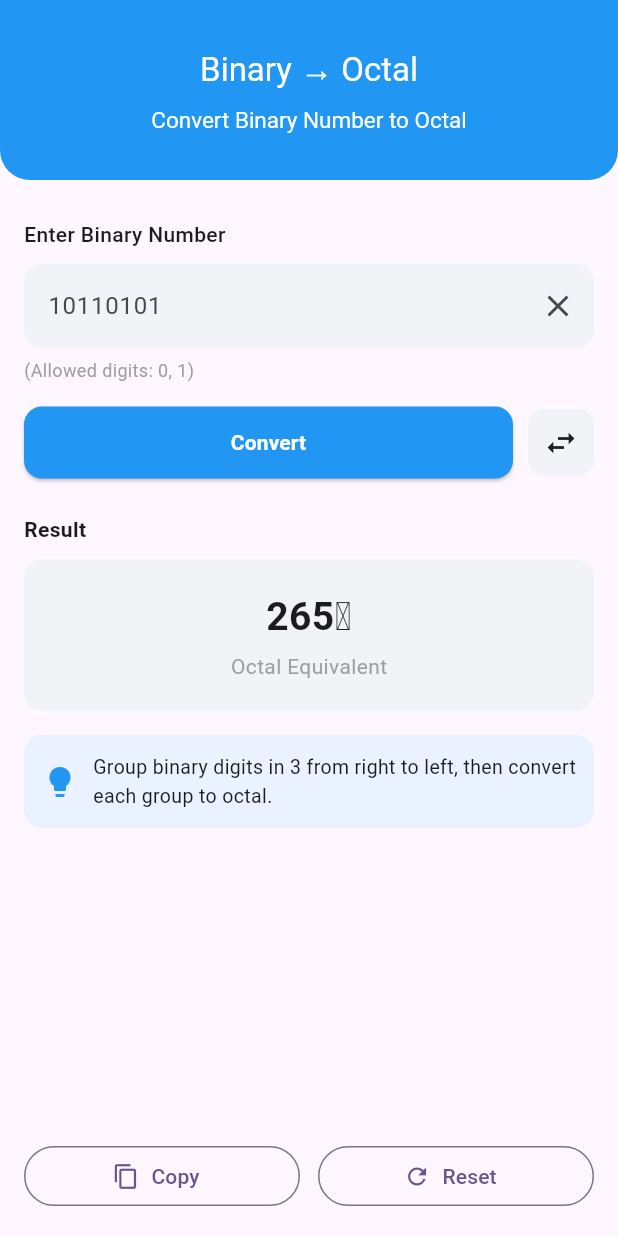
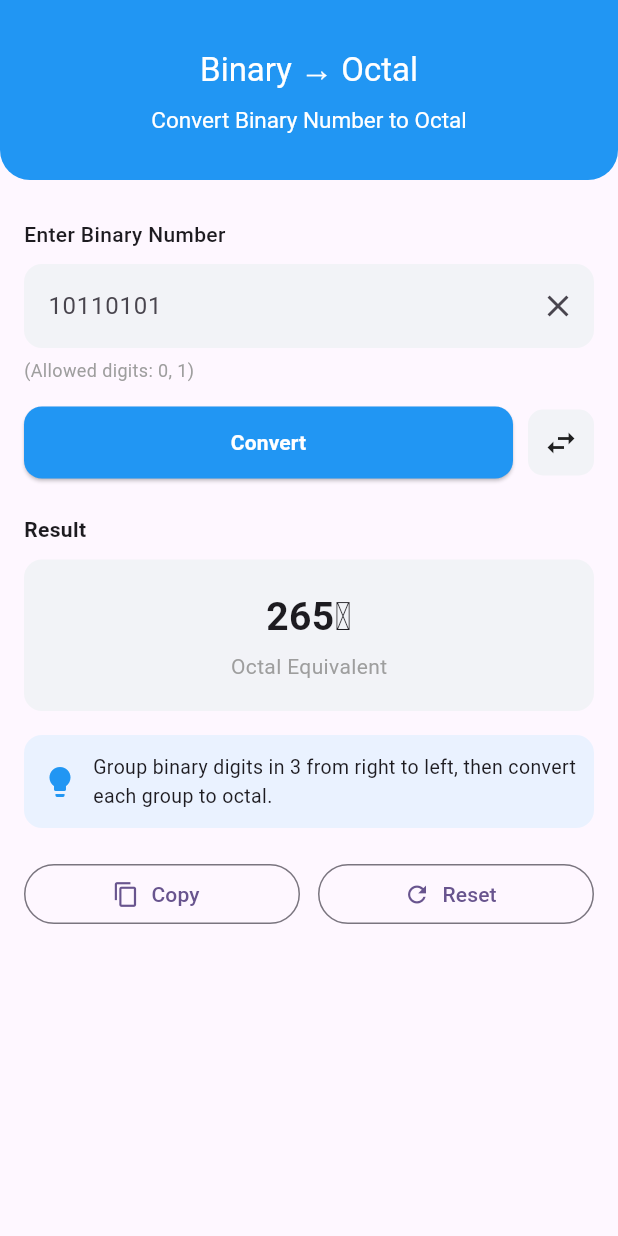
Before and after one commit to sakib2107/Number_System_App, a Flutter app: the BinaryToOctalScreen screen opened directly, on a phone screen of 412 x 824 dp. Run offline on Flutter 3.47's test engine with Material 3 defaults, Android fonts, the phone set to English and light mode, and no system bars.

Commit message:
first commit

```diff
--- a/lib/binary_to_octal.dart
+++ b/lib/binary_to_octal.dart
@@ -32,7 +32,8 @@ class BinaryToOctalScreen extends StatelessWidget {
         ),
       ),
 
-      body: Padding(
+      body: Expanded(
+        child: Padding(
           padding: const EdgeInsets.all(16),
           child: Column(
             crossAxisAlignment: CrossAxisAlignment.start,
@@ -169,7 +170,7 @@ class BinaryToOctalScreen extends StatelessWidget {
                 ),
               ),
 
-            const Spacer(),
+              SizedBox(height: 20,),
 
               // 🔹 Bottom Buttons
               Row(
@@ -194,6 +195,7 @@ class BinaryToOctalScreen extends StatelessWidget {
             ],
           ),
         ),
+      ),
     );
   }
 }
```
Lines whose indentation alone changed are shown as unchanged.
